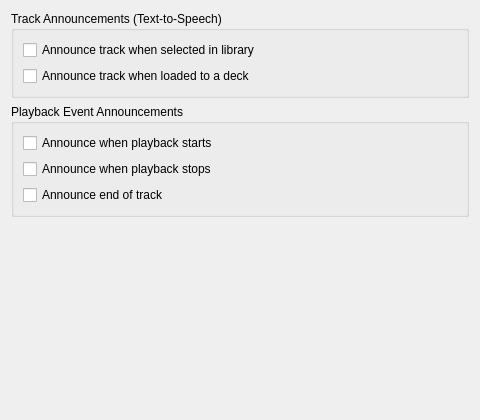
XeTK/mixxx, file src/preferences/dialog/dlgprefaccessibilitydlg.ui: the form before one commit.
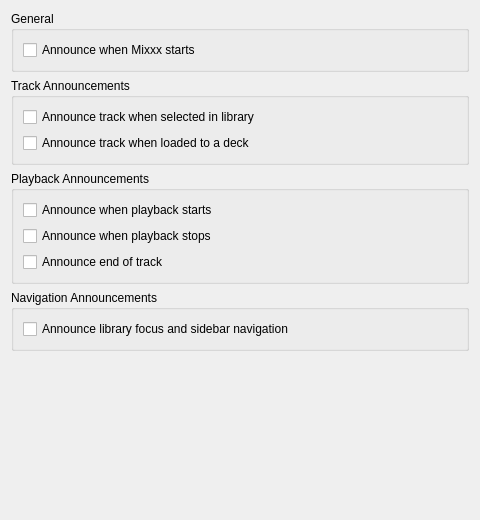
The form after the commit.

Commit message: feat(accessibility): improve announcement settings and sidebar navigation

Diff of the .ui file:
```diff
--- a/src/preferences/dialog/dlgprefaccessibilitydlg.ui
+++ b/src/preferences/dialog/dlgprefaccessibilitydlg.ui
@@ -7,17 +7,36 @@
     <x>0</x>
     <y>0</y>
     <width>480</width>
-    <height>420</height>
+    <height>520</height>
    </rect>
   </property>
   <property name="windowTitle">
    <string>Accessibility Preferences</string>
   </property>
   <layout class="QVBoxLayout" name="verticalLayout">
+   <item>
+    <widget class="QGroupBox" name="groupBoxGeneral">
+     <property name="title">
+      <string>General</string>
+     </property>
+     <layout class="QVBoxLayout" name="verticalLayoutGeneral">
+      <item>
+       <widget class="QCheckBox" name="checkBoxAnnounceStartup">
+        <property name="toolTip">
+         <string>Speak "Mixxx ready" when the application has finished loading.</string>
+        </property>
+        <property name="text">
+         <string>Announce when Mixxx starts</string>
+        </property>
+       </widget>
+      </item>
+     </layout>
+    </widget>
+   </item>
    <item>
     <widget class="QGroupBox" name="groupBoxTts">
      <property name="title">
-      <string>Track Announcements (Text-to-Speech)</string>
+      <string>Track Announcements</string>
      </property>
      <layout class="QVBoxLayout" name="verticalLayoutTts">
       <item>
@@ -46,7 +65,7 @@
    <item>
     <widget class="QGroupBox" name="groupBoxPlayback">
      <property name="title">
-      <string>Playback Event Announcements</string>
+      <string>Playback Announcements</string>
      </property>
      <layout class="QVBoxLayout" name="verticalLayoutPlayback">
       <item>
@@ -82,6 +101,25 @@
      </layout>
     </widget>
    </item>
+   <item>
+    <widget class="QGroupBox" name="groupBoxNavigation">
+     <property name="title">
+      <string>Navigation Announcements</string>
+     </property>
+     <layout class="QVBoxLayout" name="verticalLayoutNavigation">
+      <item>
+       <widget class="QCheckBox" name="checkBoxAnnounceLibraryFocus">
+        <property name="toolTip">
+         <string>Speak the focused library panel (Search bar, Sidebar, Track list) and the active sidebar item when navigating.</string>
+        </property>
+        <property name="text">
+         <string>Announce library focus and sidebar navigation</string>
+        </property>
+       </widget>
+      </item>
+     </layout>
+    </widget>
+   </item>
    <item>
     <spacer name="verticalSpacer">
      <property name="orientation">
```
The commit also changes 7 other files.
